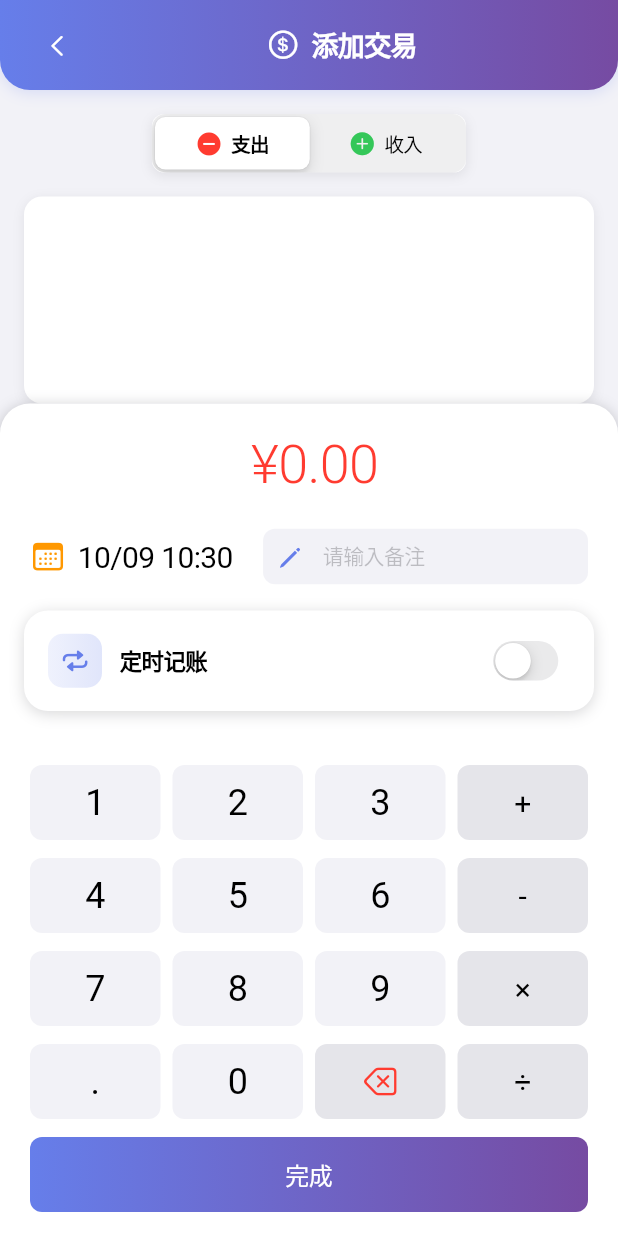
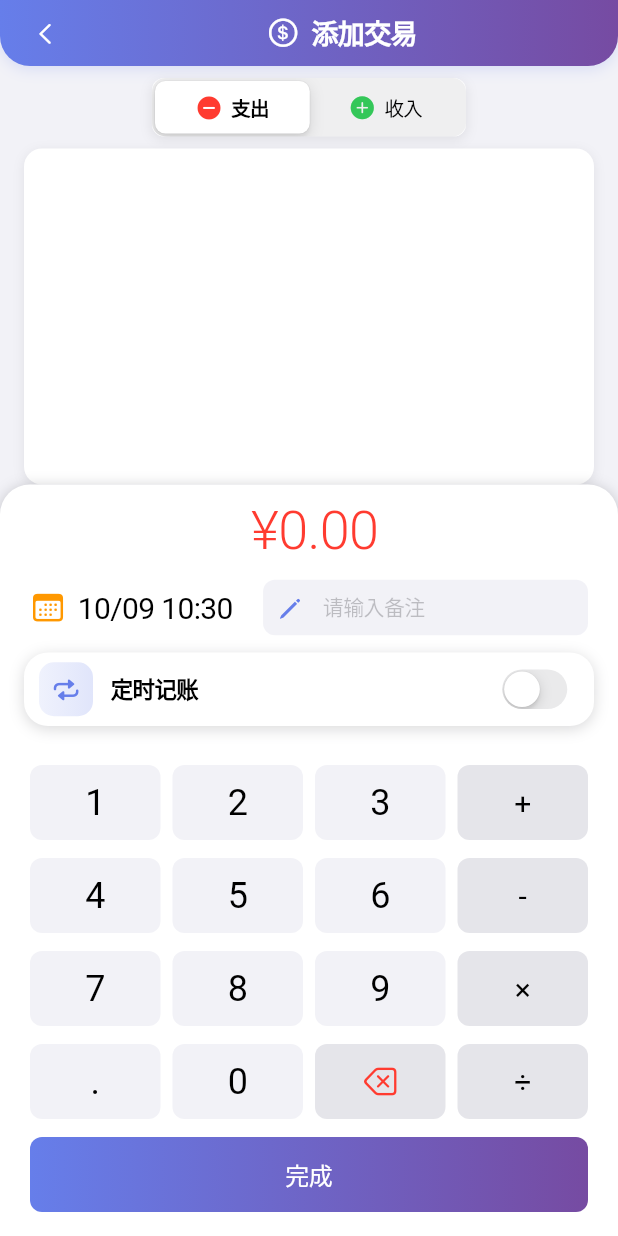
Before and after one commit to adoom2017/mini_money_flutter, a Flutter app: the AddTransactionScreen screen opened by its route, on a phone screen of 412 x 824 dp. Run offline on Flutter 3.47's test engine with Material 3 defaults, Android fonts, the phone set to English and light mode, and no system bars; our stand-ins replace fl_chart, go_router, image_picker, logger, shared_preferences; missing offline and left inert: window_manager; accounts and stored records are empty; network calls fail.

Commit message:
feat: 调整界面布局，优化边距和填充以提升用户体验

```diff
--- a/lib/screens/add_transaction_screen.dart
+++ b/lib/screens/add_transaction_screen.dart
@@ -480,7 +480,7 @@ class _AddTransactionScreenState extends State<AddTransactionScreen> {
 
   Widget _buildTopBar() {
     return Container(
-      padding: const EdgeInsets.symmetric(horizontal: 16, vertical: 8),
+      padding: const EdgeInsets.symmetric(horizontal: 8),
       decoration: BoxDecoration(
         gradient: const LinearGradient(
           colors: [Color(0xFF667EEA), Color(0xFF764BA2)],
@@ -531,7 +531,7 @@ class _AddTransactionScreenState extends State<AddTransactionScreen> {
 
   Widget _buildTypeSelector() {
     return Container(
-      margin: const EdgeInsets.all(16),
+      margin: const EdgeInsets.all(8),
       decoration: BoxDecoration(
         color: CupertinoColors.systemBackground,
         borderRadius: BorderRadius.circular(8),
@@ -693,7 +693,7 @@ class _AddTransactionScreenState extends State<AddTransactionScreen> {
         children: [
           // 金额显示
           Container(
-            padding: const EdgeInsets.all(20),
+            padding: const EdgeInsets.all(10),
             child: Row(
               mainAxisAlignment: MainAxisAlignment.center,
               children: [
@@ -779,10 +779,10 @@ class _AddTransactionScreenState extends State<AddTransactionScreen> {
               ],
             ),
           ),
-          const SizedBox(height: 16),
+          const SizedBox(height: 10),
           // 定时记账选项
           _buildAutoTransactionSection(),
-          const SizedBox(height: 20),
+          const SizedBox(height: 10),
           // 计算器键盘
           _buildCalculatorKeyboard(),
         ],
@@ -810,7 +810,7 @@ class _AddTransactionScreenState extends State<AddTransactionScreen> {
         children: [
           // 标题行
           Padding(
-            padding: const EdgeInsets.fromLTRB(16, 14, 16, 14),
+            padding: const EdgeInsets.fromLTRB(10, 5, 10, 5),
             child: Row(
               children: [
                 Container(
```
